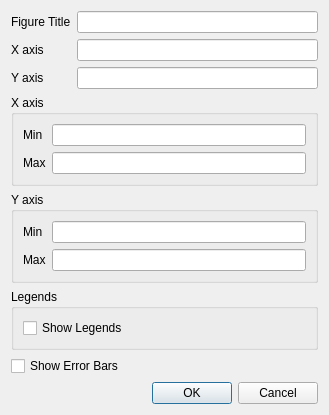
Qt form plotting/plot_window/plot_options.ui (mantidproject/mslice) before a commit.
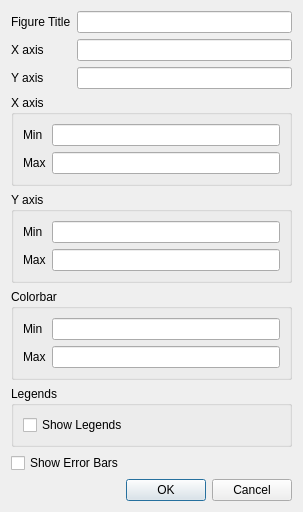
The same form after that commit.

Commit message: add new 'Colorbar' group for min and max range

```diff
--- a/plotting/plot_window/plot_options.ui
+++ b/plotting/plot_window/plot_options.ui
@@ -6,8 +6,8 @@
    <rect>
     <x>0</x>
     <y>0</y>
-    <width>329</width>
-    <height>386</height>
+    <width>303</width>
+    <height>453</height>
    </rect>
   </property>
   <property name="windowTitle">
@@ -44,6 +44,68 @@
    <item row="2" column="1">
     <widget class="QLineEdit" name="lneYAxisLabel"/>
    </item>
+   <item row="8" column="0" colspan="2">
+    <widget class="QDialogButtonBox" name="buttonBox">
+     <property name="orientation">
+      <enum>Qt::Horizontal</enum>
+     </property>
+     <property name="standardButtons">
+      <set>QDialogButtonBox::Cancel|QDialogButtonBox::Ok</set>
+     </property>
+    </widget>
+   </item>
+   <item row="7" column="0" colspan="2">
+    <widget class="QCheckBox" name="chkShowErrorBars">
+     <property name="text">
+      <string>Show Error Bars</string>
+     </property>
+    </widget>
+   </item>
+   <item row="6" column="0" colspan="2">
+    <widget class="QGroupBox" name="groupBox">
+     <property name="title">
+      <string>Legends</string>
+     </property>
+     <layout class="QVBoxLayout" name="verticalLayout">
+      <item>
+       <widget class="QCheckBox" name="chkShowLegends">
+        <property name="text">
+         <string>Show Legends</string>
+        </property>
+       </widget>
+      </item>
+     </layout>
+    </widget>
+   </item>
+   <item row="4" column="0" colspan="2">
+    <widget class="QGroupBox" name="groupBox_3">
+     <property name="title">
+      <string>Y axis</string>
+     </property>
+     <layout class="QGridLayout" name="gridLayout_2">
+      <item row="0" column="0">
+       <widget class="QLabel" name="label_6">
+        <property name="text">
+         <string>Min</string>
+        </property>
+       </widget>
+      </item>
+      <item row="0" column="1">
+       <widget class="QLineEdit" name="lneYMin"/>
+      </item>
+      <item row="1" column="0">
+       <widget class="QLabel" name="label_7">
+        <property name="text">
+         <string>Max</string>
+        </property>
+       </widget>
+      </item>
+      <item row="1" column="1">
+       <widget class="QLineEdit" name="lneYMax"/>
+      </item>
+     </layout>
+    </widget>
+   </item>
    <item row="3" column="0" colspan="2">
     <widget class="QGroupBox" name="groupBox_2">
      <property name="title">
@@ -73,68 +135,35 @@
      </layout>
     </widget>
    </item>
-   <item row="4" column="0" colspan="2">
-    <widget class="QGroupBox" name="groupBox_3">
-     <property name="title">
-      <string>Y axis</string>
-     </property>
-     <layout class="QGridLayout" name="gridLayout_2">
-      <item row="0" column="0">
-       <widget class="QLabel" name="label_6">
-        <property name="text">
-         <string>Min</string>
-        </property>
-       </widget>
-      </item>
-      <item row="0" column="1">
-       <widget class="QLineEdit" name="lneYMin"/>
-      </item>
-      <item row="1" column="0">
-       <widget class="QLabel" name="label_7">
-        <property name="text">
-         <string>Max</string>
-        </property>
-       </widget>
-      </item>
-      <item row="1" column="1">
-       <widget class="QLineEdit" name="lneYMax"/>
-      </item>
-     </layout>
-    </widget>
-   </item>
    <item row="5" column="0" colspan="2">
-    <widget class="QGroupBox" name="groupBox">
+    <widget class="QGroupBox" name="groupBox_4">
      <property name="title">
-      <string>Legends</string>
+      <string>Colorbar</string>
      </property>
-     <layout class="QVBoxLayout" name="verticalLayout">
-      <item>
-       <widget class="QCheckBox" name="chkShowLegends">
+     <layout class="QGridLayout" name="gridLayout_4">
+      <item row="0" column="0">
+       <widget class="QLabel" name="label_9">
         <property name="text">
-         <string>Show Legends</string>
+         <string>Min</string>
         </property>
        </widget>
       </item>
+      <item row="0" column="1">
+       <widget class="QLineEdit" name="lneYMin_2"/>
+      </item>
+      <item row="1" column="0">
+       <widget class="QLabel" name="label_8">
+        <property name="text">
+         <string>Max</string>
+        </property>
+       </widget>
+      </item>
+      <item row="1" column="1">
+       <widget class="QLineEdit" name="lneYMax_2"/>
+      </item>
      </layout>
     </widget>
    </item>
-   <item row="6" column="0" colspan="2">
-    <widget class="QCheckBox" name="chkShowErrorBars">
-     <property name="text">
-      <string>Show Error Bars</string>
-     </property>
-    </widget>
-   </item>
-   <item row="7" column="0" colspan="2">
-    <widget class="QDialogButtonBox" name="buttonBox">
-     <property name="orientation">
-      <enum>Qt::Horizontal</enum>
-     </property>
-     <property name="standardButtons">
-      <set>QDialogButtonBox::Cancel|QDialogButtonBox::Ok</set>
-     </property>
-    </widget>
-   </item>
   </layout>
  </widget>
  <resources/>
```
